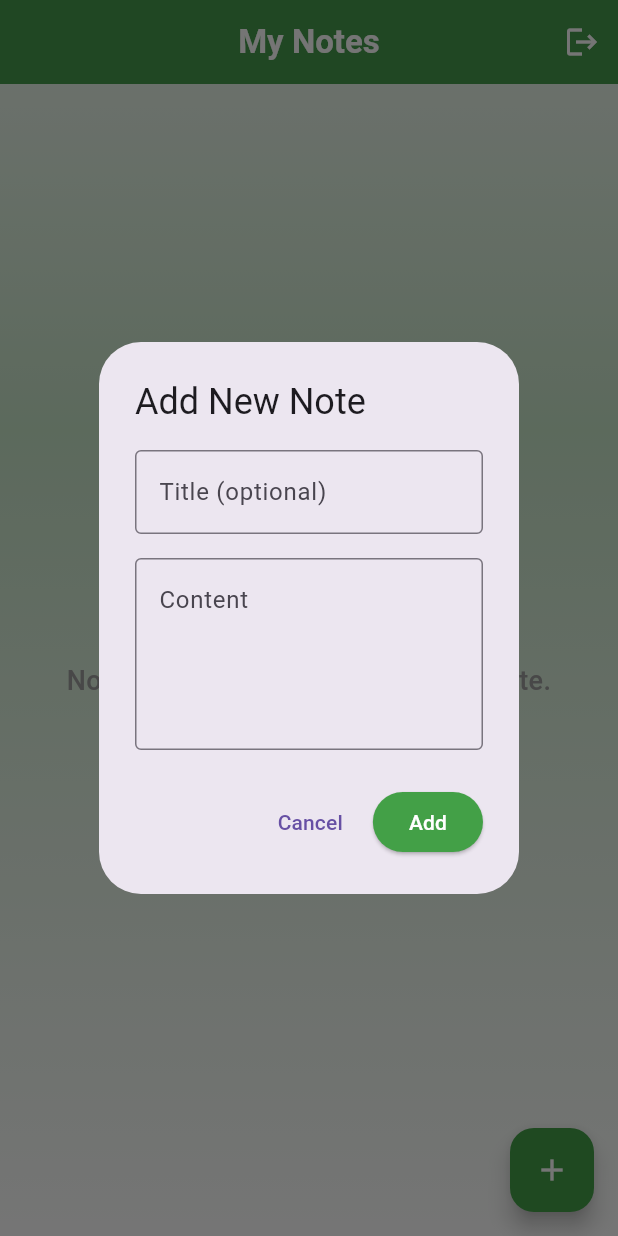
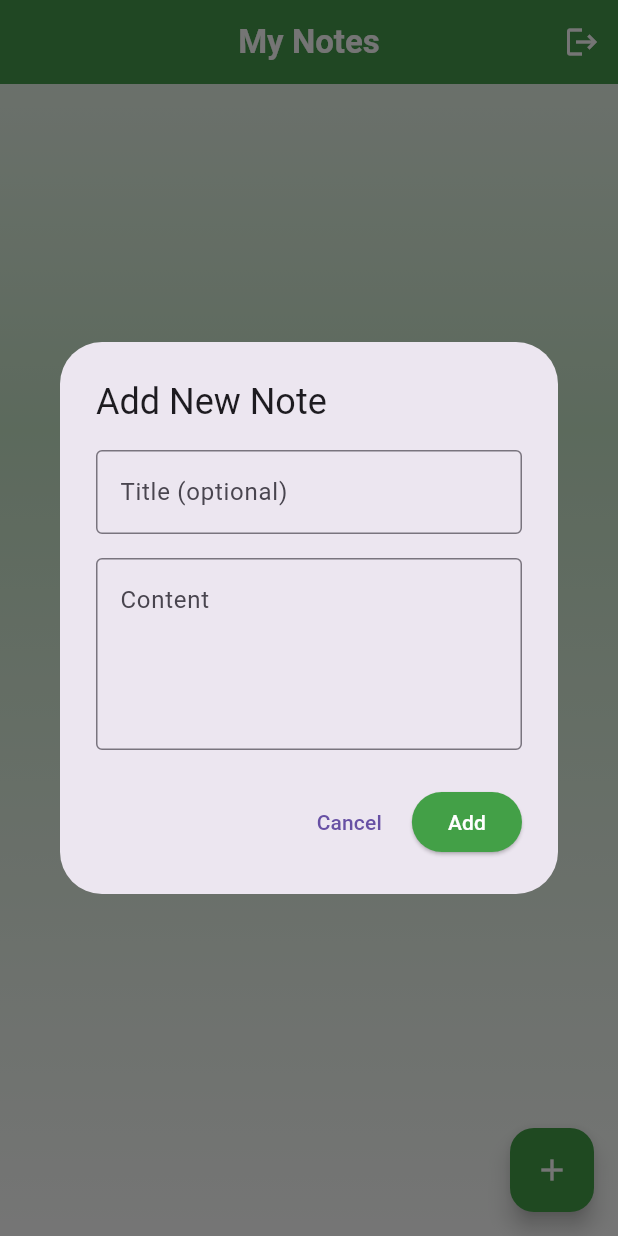
Before and after one commit to IrutingaboRaissa/notes, a Flutter app: the screen it shows once a user with an empty profile is signed in, after a tap on "Add Your First Note", on a phone screen of 412 x 824 dp. Run offline on Flutter 3.47's test engine with Material 3 defaults, Android fonts, the phone set to English and light mode, and no system bars; our stand-ins replace cloud_firestore, firebase_auth, firebase_core; accounts and stored records are empty.

Commit message:
responsiveness, on both, portrait, and landscape

```diff
--- a/notes/lib/screens/auth_screen.dart
+++ b/notes/lib/screens/auth_screen.dart
@@ -13,6 +13,7 @@ class _AuthScreenState extends State<AuthScreen> {
   final _emailController = TextEditingController();
   final _passwordController = TextEditingController();
   final _formKey = GlobalKey<FormState>();
+  bool _isPasswordVisible = false;
 
   @override
   Widget build(BuildContext context) {
@@ -97,6 +98,25 @@ class _AuthScreenState extends State<AuthScreen> {
                         labelStyle: const TextStyle(color: Color(0xFF64748B)),
                         prefixIcon: const Icon(Icons.lock_outline,
                             color: Color(0xFF64748B)),
+                        suffixIcon: IconButton(
+                          icon: Icon(
+                            _isPasswordVisible
+                                ? Icons.visibility_off
+                                : Icons.visibility,
+                            color: const Color(0xFF64748B),
+                            size: MediaQuery.of(context).size.width > 600
+                                ? 20
+                                : 24,
+                          ),
+                          onPressed: () {
+                            setState(() {
+                              _isPasswordVisible = !_isPasswordVisible;
+                            });
+                          },
+                          tooltip: _isPasswordVisible
+                              ? 'Hide password'
+                              : 'Show password',
+                        ),
                         border: OutlineInputBorder(
                           borderRadius: BorderRadius.circular(16),
                           borderSide:
@@ -117,7 +137,7 @@ class _AuthScreenState extends State<AuthScreen> {
                         contentPadding: const EdgeInsets.symmetric(
                             horizontal: 20, vertical: 16),
                       ),
-                      obscureText: true,
+                      obscureText: !_isPasswordVisible,
                       validator: (value) {
                         if (value?.isEmpty ?? true)
                           return 'Password is required';
--- a/notes/lib/screens/notes_screen_updated.dart
+++ b/notes/lib/screens/notes_screen_updated.dart
@@ -85,35 +85,49 @@ class _NotesScreenState extends State<NotesScreen> {
             }
 
             if (notesProvider.notes.isEmpty) {
+              final screenWidth = MediaQuery.of(context).size.width;
+              final isWideScreen = screenWidth > 600;
+
               return Center(
+                child: Padding(
+                  padding: EdgeInsets.symmetric(
+                    horizontal: isWideScreen ? 40 : 20,
+                  ),
                   child: Column(
                     mainAxisAlignment: MainAxisAlignment.center,
                     children: [
-                    const Icon(
+                      Icon(
                         Icons.note_add_outlined,
-                      size: 80,
+                        size: isWideScreen ? 100 : 80,
                         color: Colors.grey,
                       ),
-                    const SizedBox(height: 16),
-                    const Text(
+                      SizedBox(height: isWideScreen ? 24 : 16),
+                      Text(
                         'Nothing here yet—tap ➕ to add a note.',
                         style: TextStyle(
-                        fontSize: 18,
+                          fontSize: isWideScreen ? 20 : 18,
                           color: Colors.grey,
                           fontWeight: FontWeight.w500,
                         ),
                         textAlign: TextAlign.center,
                       ),
-                    const SizedBox(height: 20),
+                      SizedBox(height: isWideScreen ? 32 : 20),
                       ElevatedButton.icon(
                         onPressed: () => _showAddNoteDialog(context),
                         icon: const Icon(Icons.add, color: Colors.white),
-                      label: const Text('Add Your First Note',
-                          style: TextStyle(color: Colors.white)),
+                        label: Text(
+                          'Add Your First Note',
+                          style: TextStyle(
+                            color: Colors.white,
+                            fontSize: isWideScreen ? 16 : 14,
+                          ),
+                        ),
                         style: ElevatedButton.styleFrom(
                           backgroundColor: Colors.green.shade600,
-                        padding: const EdgeInsets.symmetric(
-                            horizontal: 24, vertical: 12),
+                          padding: EdgeInsets.symmetric(
+                            horizontal: isWideScreen ? 32 : 24,
+                            vertical: isWideScreen ? 16 : 12,
+                          ),
                           shape: RoundedRectangleBorder(
                             borderRadius: BorderRadius.circular(8),
                           ),
@@ -121,34 +135,77 @@ class _NotesScreenState extends State<NotesScreen> {
                       ),
                     ],
                   ),
+                ),
               );
             }
 
             return RefreshIndicator(
               onRefresh: () => notesProvider.fetchNotes(),
-              child: ListView.builder(
+              child: LayoutBuilder(
+                builder: (context, constraints) {
+                  // Check if we're in landscape mode or have wide screen
+                  final isWideScreen = constraints.maxWidth > 600;
+                  final crossAxisCount = isWideScreen ? 2 : 1;
+
+                  if (isWideScreen) {
+                    // Grid layout for wide screens
+                    return GridView.builder(
+                      padding: const EdgeInsets.all(16),
+                      gridDelegate: SliverGridDelegateWithFixedCrossAxisCount(
+                        crossAxisCount: crossAxisCount,
+                        crossAxisSpacing: 16,
+                        mainAxisSpacing: 12,
+                        childAspectRatio: 2.5, // Adjust card height
+                      ),
+                      itemCount: notesProvider.notes.length,
+                      itemBuilder: (context, index) {
+                        final note = notesProvider.notes[index];
+                        return _buildNoteCard(context, note);
+                      },
+                    );
+                  } else {
+                    // List layout for narrow screens
+                    return ListView.builder(
                       padding: const EdgeInsets.all(16),
                       itemCount: notesProvider.notes.length,
                       itemBuilder: (context, index) {
                         final note = notesProvider.notes[index];
                         return _buildNoteCard(context, note);
                       },
+                    );
+                  }
+                },
               ),
             );
           },
         ),
       ),
-      floatingActionButton: FloatingActionButton(
+      floatingActionButton: Builder(
+        builder: (context) {
+          final screenWidth = MediaQuery.of(context).size.width;
+          final isWideScreen = screenWidth > 600;
+
+          return FloatingActionButton(
             onPressed: () => _showAddNoteDialog(context),
             backgroundColor: Colors.green.shade600,
-        child: const Icon(Icons.add, color: Colors.white),
+            child: Icon(
+              Icons.add,
+              color: Colors.white,
+              size: isWideScreen ? 28 : 24,
+            ),
+          );
+        },
       ),
     );
   }
 
   Widget _buildNoteCard(BuildContext context, Note note) {
+    final isWideScreen = MediaQuery.of(context).size.width > 600;
+
     return Card(
-      margin: const EdgeInsets.only(bottom: 12),
+      margin: EdgeInsets.only(
+        bottom: isWideScreen ? 8 : 12,
+      ),
       elevation: 3,
       shadowColor: Colors.green.shade100,
       shape: RoundedRectangleBorder(
@@ -168,7 +225,7 @@ class _NotesScreenState extends State<NotesScreen> {
           ),
         ),
         child: Padding(
-          padding: const EdgeInsets.all(16),
+          padding: EdgeInsets.all(isWideScreen ? 12 : 16),
           child: Column(
             crossAxisAlignment: CrossAxisAlignment.start,
             children: [
@@ -178,7 +235,7 @@ class _NotesScreenState extends State<NotesScreen> {
                     child: Text(
                       note.title.isEmpty ? 'Untitled' : note.title,
                       style: TextStyle(
-                        fontSize: 18,
+                        fontSize: isWideScreen ? 16 : 18,
                         fontWeight: FontWeight.bold,
                         color: Colors.green.shade800,
                       ),
@@ -187,42 +244,58 @@ class _NotesScreenState extends State<NotesScreen> {
                     ),
                   ),
                   IconButton(
-                    icon: Icon(Icons.edit, color: Colors.green.shade600),
+                    icon: Icon(
+                      Icons.edit,
+                      color: Colors.green.shade600,
+                      size: isWideScreen ? 20 : 24,
+                    ),
                     onPressed: () => _showEditNoteDialog(context, note),
                     tooltip: 'Edit note',
+                    constraints: BoxConstraints(
+                      minWidth: isWideScreen ? 32 : 40,
+                      minHeight: isWideScreen ? 32 : 40,
+                    ),
                   ),
                   IconButton(
-                    icon: const Icon(Icons.delete, color: Colors.red),
+                    icon: Icon(
+                      Icons.delete,
+                      color: Colors.red,
+                      size: isWideScreen ? 20 : 24,
+                    ),
                     onPressed: () => _showDeleteConfirmation(context, note),
                     tooltip: 'Delete note',
+                    constraints: BoxConstraints(
+                      minWidth: isWideScreen ? 32 : 40,
+                      minHeight: isWideScreen ? 32 : 40,
+                    ),
                   ),
                 ],
               ),
               if (note.content.isNotEmpty) ...[
-                const SizedBox(height: 8),
+                SizedBox(height: isWideScreen ? 4 : 8),
                 Text(
                   note.content,
-                  style: const TextStyle(
-                    fontSize: 16,
+                  style: TextStyle(
+                    fontSize: isWideScreen ? 14 : 16,
                     color: Colors.black87,
                   ),
-                  maxLines: 3,
+                  maxLines: isWideScreen ? 2 : 3,
                   overflow: TextOverflow.ellipsis,
                 ),
               ],
-              const SizedBox(height: 12),
+              SizedBox(height: isWideScreen ? 8 : 12),
               Text(
                 'Created: ${_formatDate(note.createdAt)}',
-                style: const TextStyle(
-                  fontSize: 12,
+                style: TextStyle(
+                  fontSize: isWideScreen ? 10 : 12,
                   color: Colors.grey,
                 ),
               ),
               if (note.updatedAt != note.createdAt)
                 Text(
                   'Updated: ${_formatDate(note.updatedAt)}',
-                  style: const TextStyle(
-                    fontSize: 12,
+                  style: TextStyle(
+                    fontSize: isWideScreen ? 10 : 12,
                     color: Colors.grey,
                   ),
                 ),
@@ -240,12 +313,16 @@ class _NotesScreenState extends State<NotesScreen> {
   Future<void> _showAddNoteDialog(BuildContext context) async {
     final titleController = TextEditingController();
     final contentController = TextEditingController();
+    final screenWidth = MediaQuery.of(context).size.width;
+    final isWideScreen = screenWidth > 600;
 
     return showDialog(
       context: context,
       builder: (context) => AlertDialog(
         title: const Text('Add New Note'),
-        content: Column(
+        content: SizedBox(
+          width: isWideScreen ? 500 : screenWidth * 0.9,
+          child: Column(
             mainAxisSize: MainAxisSize.min,
             children: [
               TextField(
@@ -264,10 +341,11 @@ class _NotesScreenState extends State<NotesScreen> {
                   border: OutlineInputBorder(),
                   alignLabelWithHint: true,
                 ),
-              maxLines: 4,
+                maxLines: isWideScreen ? 6 : 4,
                 textCapitalization: TextCapitalization.sentences,
               ),
             ],
+          ),
         ),
         actions: [
           TextButton(
@@ -314,12 +392,16 @@ class _NotesScreenState extends State<NotesScreen> {
   Future<void> _showEditNoteDialog(BuildContext context, Note note) async {
     final titleController = TextEditingController(text: note.title);
     final contentController = TextEditingController(text: note.content);
+    final screenWidth = MediaQuery.of(context).size.width;
+    final isWideScreen = screenWidth > 600;
 
     return showDialog(
       context: context,
       builder: (context) => AlertDialog(
         title: const Text('Edit Note'),
-        content: Column(
+        content: SizedBox(
+          width: isWideScreen ? 500 : screenWidth * 0.9,
+          child: Column(
             mainAxisSize: MainAxisSize.min,
             children: [
               TextField(
@@ -338,10 +420,11 @@ class _NotesScreenState extends State<NotesScreen> {
                   border: OutlineInputBorder(),
                   alignLabelWithHint: true,
                 ),
-              maxLines: 4,
+                maxLines: isWideScreen ? 6 : 4,
                 textCapitalization: TextCapitalization.sentences,
               ),
             ],
+          ),
         ),
         actions: [
           TextButton(
```
Also changed, not shown: notes/lib/screens/auth_screen_fixed.dart (+27 -7 lines). Lines whose indentation alone changed are shown as unchanged.
